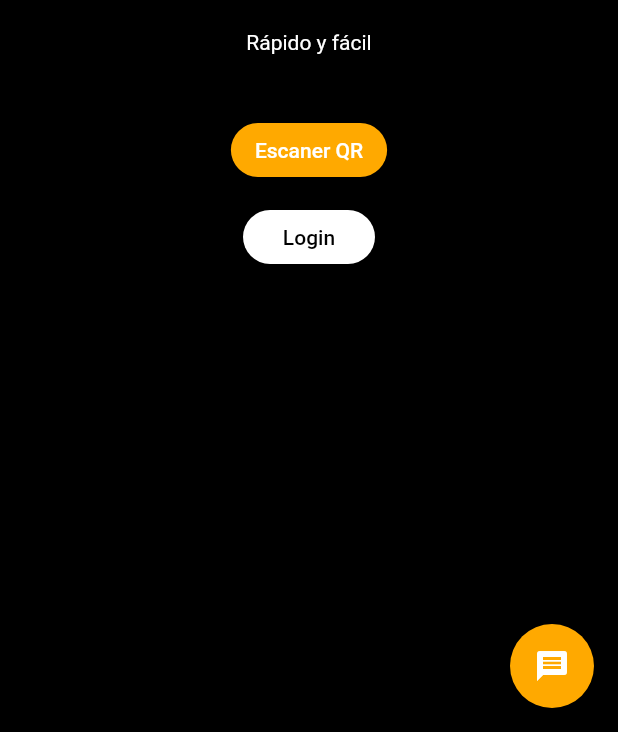
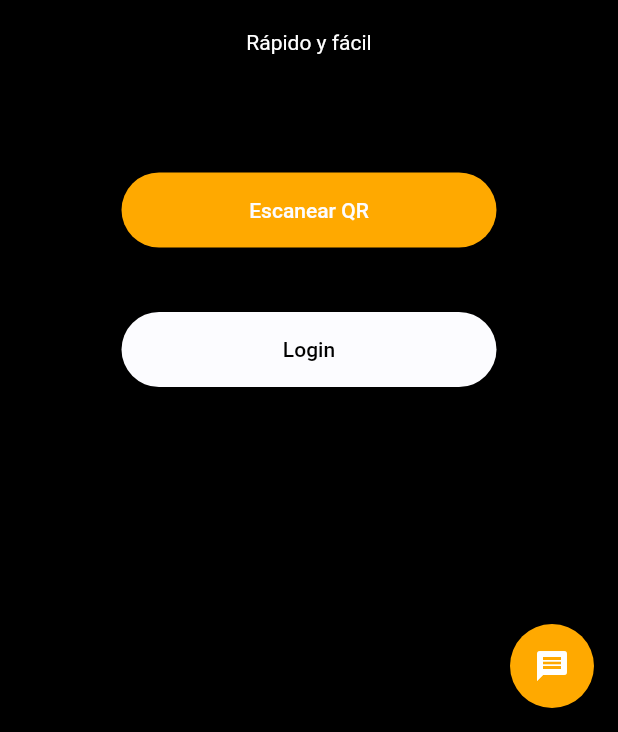
Before and after one commit to rovcode/rustica, a Flutter app: the screen it shows after launch, on a phone screen of 412 x 824 dp, the part 504-1236 px from its top. Run offline on Flutter 3.47's test engine with Material 2 defaults, Android fonts, the phone set to English and light mode, and no system bars; missing offline and left inert: dart:ffi, dialog_flowtter.

Commit message:
Cambios en pantalla principal

```diff
--- a/lib/ui/view/pantalla_principal.dart
+++ b/lib/ui/view/pantalla_principal.dart
@@ -3,6 +3,7 @@
 import 'dart:async';
 
 import 'package:flutter/material.dart';
+import 'package:rustica/ui/atomic-design/tokens/ColoresApp.dart';
 
 import 'pantalla_login.dart';
 
@@ -35,57 +36,79 @@ class PantallPrincipal extends StatelessWidget {
       ));
     }
     //===================================================
+   Widget ButtonQRCode() {
+    return Container(
+        margin: EdgeInsets.only(top: 35),
+        child: Center(
+          child: Card(
+            color: ColoresApp.darkPrimary,
 
-    Widget ButtonQRCode() {
-      return Center(
-        child: Container(
-          margin: EdgeInsets.only(bottom: 10),
-          child: Column(
+            child: Wrap(
+            direction: Axis.vertical,
+            spacing: 0,
+            runSpacing: 20,
             children: [
-              RaisedButton(
-                child: new Text(
-                  "Escaner QR",
+              Align(alignment: Alignment.center,),
+              SizedBox(
+                width: 250,
+                height: 50,
+                child: RaisedButton(
+                  shape: new RoundedRectangleBorder(
+                      borderRadius: new BorderRadius.circular(30)),
+                  color: ColoresApp.fondoNaranja,
+                  onPressed: () {
+
+                  },
+                  child: Text('Escanear QR',
                       style: TextStyle(
-                    color: Colors.white,
+                        color: ColoresApp.lightPrimary,
+                      )),
                 ),
-                ),
-                // ignore: unnecessary_new
-                shape: new RoundedRectangleBorder(
-                    // ignore: unnecessary_new
-                    borderRadius: new BorderRadius.circular(30)),
-                color: Color(0xffffa900),
-                onPressed: () {
-                  print("ok");
-                },
-              ),
+
+              )
             ],
-          ),
-        ),
-      );
+          )),
+        ));
   }
 
     //===================================================
+
     Widget ButtonLogin() {
-      return Center(
-        child: Column(children: [
-          RaisedButton(
-              child: new Text(
-                "Login",
-                style: TextStyle(
-                  color: Colors.black,
+      return Container(
+          margin: EdgeInsets.only(top: 35),
+          child: Center(
+            child: Card(
+                color: ColoresApp.darkPrimary,
+                child: Wrap(
+                  direction: Axis.vertical,
+                  spacing: 0,
+                  runSpacing: 20,
+                  children: [
+                    Align(
+                      alignment: Alignment.center,
                     ),
-              ),
+                    SizedBox(
+                      width: 250,
+                      height: 50,
+                      child: RaisedButton(
                         shape: new RoundedRectangleBorder(
-                  borderRadius: BorderRadius.circular(30)),
-              color: Colors.white,
+                            borderRadius: new BorderRadius.circular(30)),
+                        color: ColoresApp.lightPrimary,
                         onPressed: () {
                           Navigator.push(
                             context,
                             MaterialPageRoute(builder: (context) => Login()),
                           );
-              }),
-        ]),
-      );
+                        },
+                        child: Text('Login',
+                            style: TextStyle(
+                              color: ColoresApp.darkPrimary,
+                            )),
+                      ),
+                    )
+                  ],
+                )),
+          ));
     }
 
     //==================================================
```
Also changed, not shown: lib/ui/view/pantalla_login.dart (line endings or trailing spaces). Lines whose indentation alone changed are shown as unchanged.
